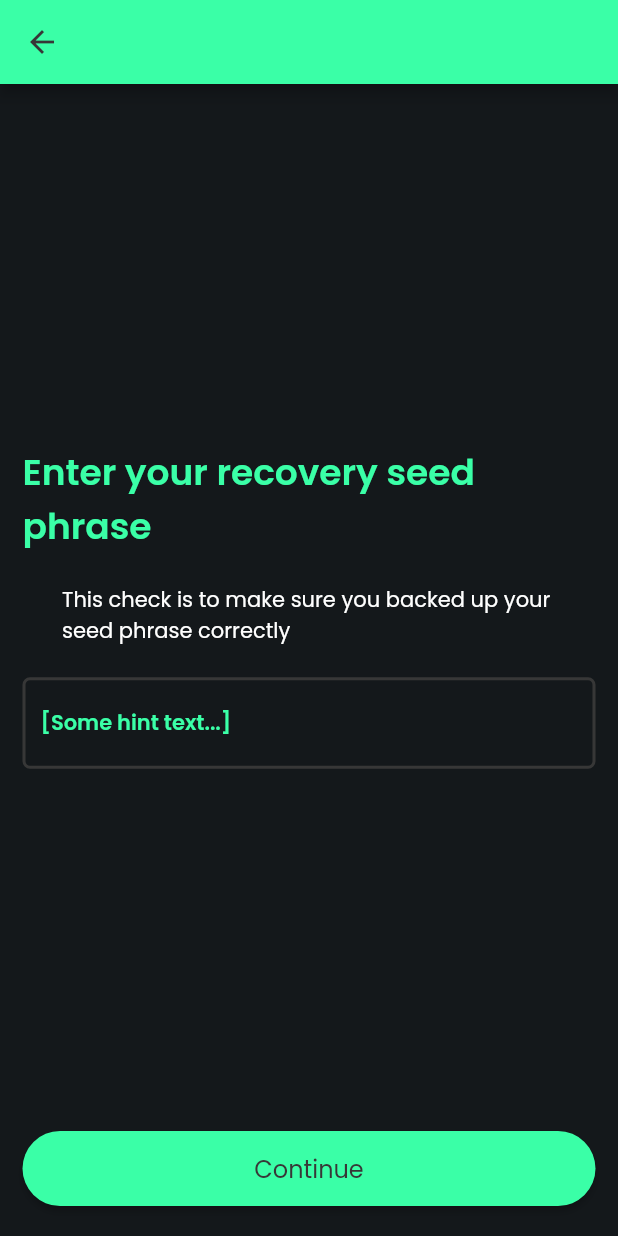
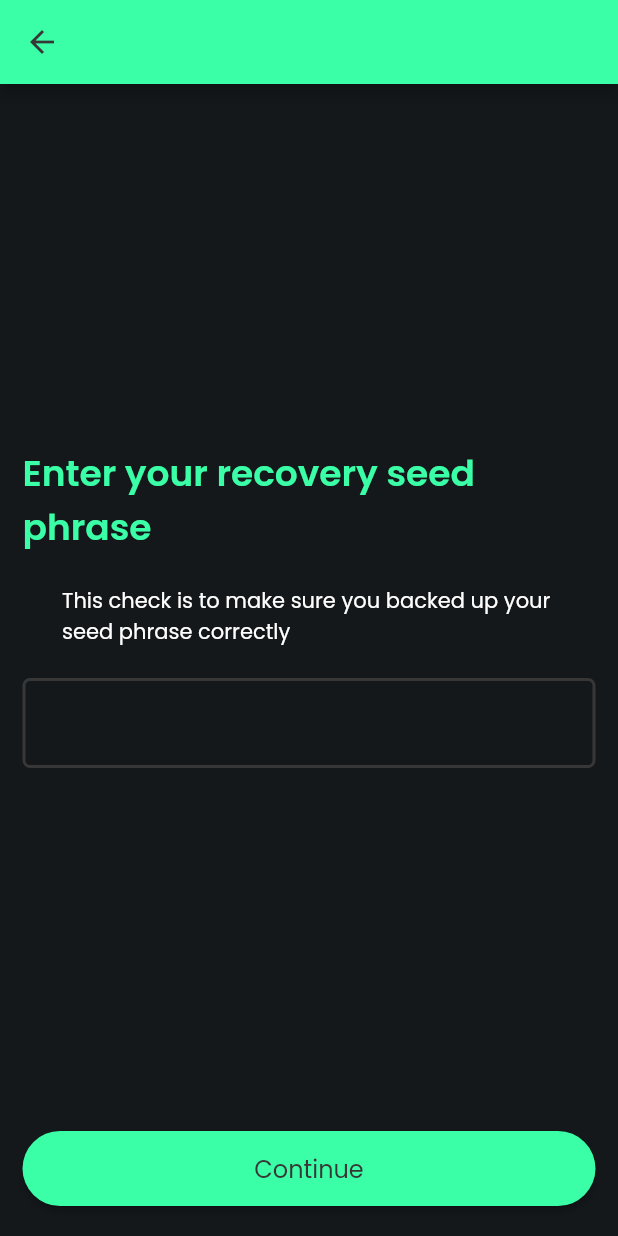
Before and after one commit to andreivcodes/sm_mobile_wallet, a Flutter app: the NewAccountCheckWidget screen opened directly, on a phone screen of 412 x 824 dp. Run offline on Flutter 3.47's test engine with Material 2 defaults, Android fonts, the phone set to English and light mode, and no system bars; drawn by our look-alikes of auto_size_text; our stand-ins replace flutter_spinkit, flutter_svg, font_awesome_flutter, geolocator, google_fonts, page_transition and 2 more.

Commit message:
Updating to latest FlutterFlow output.

```diff
--- a/lib/new_account/new_account_widget.dart
+++ b/lib/new_account/new_account_widget.dart
@@ -2,6 +2,7 @@ import '../flutter_flow/flutter_flow_theme.dart';
 import '../flutter_flow/flutter_flow_util.dart';
 import '../flutter_flow/flutter_flow_widgets.dart';
 import '../new_account_check/new_account_check_widget.dart';
+import '../flutter_flow/custom_functions.dart' as functions;
 import 'package:flutter/material.dart';
 import 'package:flutter_spinkit/flutter_spinkit.dart';
 import 'package:google_fonts/google_fonts.dart';
@@ -64,7 +65,7 @@ class _NewAccountWidgetState extends State<NewAccountWidget> {
                   child: Padding(
                     padding: EdgeInsetsDirectional.fromSTEB(5, 5, 5, 5),
                     child: Text(
-                      'here are some words about 24\nof them because that\'s the BIP\nstandard',
+                      functions.getGeneratedSeedPhrase(),
                       textAlign: TextAlign.center,
                       style: FlutterFlowTheme.bodyText1.override(
                         fontFamily: 'Poppins',
--- a/lib/new_account_check/new_account_check_widget.dart
+++ b/lib/new_account_check/new_account_check_widget.dart
@@ -2,6 +2,7 @@ import '../account_created/account_created_widget.dart';
 import '../flutter_flow/flutter_flow_theme.dart';
 import '../flutter_flow/flutter_flow_util.dart';
 import '../flutter_flow/flutter_flow_widgets.dart';
+import '../flutter_flow/custom_functions.dart' as functions;
 import 'package:flutter/material.dart';
 import 'package:flutter_spinkit/flutter_spinkit.dart';
 import 'package:google_fonts/google_fonts.dart';
@@ -77,12 +78,6 @@ class _NewAccountCheckWidgetState extends State<NewAccountCheckWidget> {
                   controller: textController,
                   obscureText: false,
                   decoration: InputDecoration(
-                    hintText: '[Some hint text...]',
-                    hintStyle: FlutterFlowTheme.bodyText1.override(
-                      fontFamily: 'Poppins',
-                      color: FlutterFlowTheme.mediumSpringGreen,
-                      fontWeight: FontWeight.w600,
-                    ),
                     enabledBorder: OutlineInputBorder(
                       borderSide: BorderSide(
                         color: FlutterFlowTheme.jet,
@@ -124,6 +119,7 @@ class _NewAccountCheckWidgetState extends State<NewAccountCheckWidget> {
                   onPressed: () async {
                     setState(() => _loadingButton = true);
                     try {
+                      if (functions.checkSeedPhrase(textController.text)) {
                         await Navigator.push(
                           context,
                           PageTransition(
@@ -133,6 +129,7 @@ class _NewAccountCheckWidgetState extends State<NewAccountCheckWidget> {
                             child: AccountCreatedWidget(),
                           ),
                         );
+                      }
                     } finally {
                       setState(() => _loadingButton = false);
                     }
```
Also changed, not shown: lib/flutter_flow/custom_functions.dart (+18 -0 lines), lib/recover_account/recover_account_widget.dart (+4 -6 lines), pubspec.yaml (+9 -0 lines), assets/images/app_launcher_icon.png (added). Lines whose indentation alone changed are shown as unchanged.
